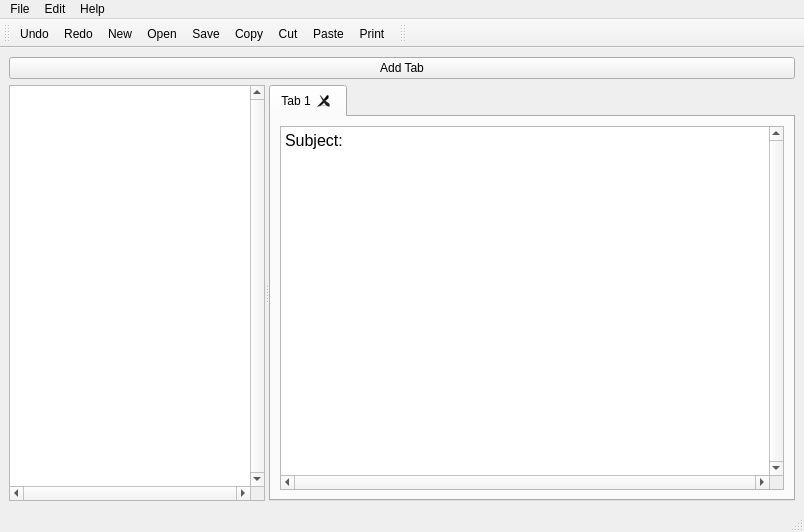
First picture: the form in Notebook.ui, repository Ahmed-Al-Balochi/Notebook, before the edit.
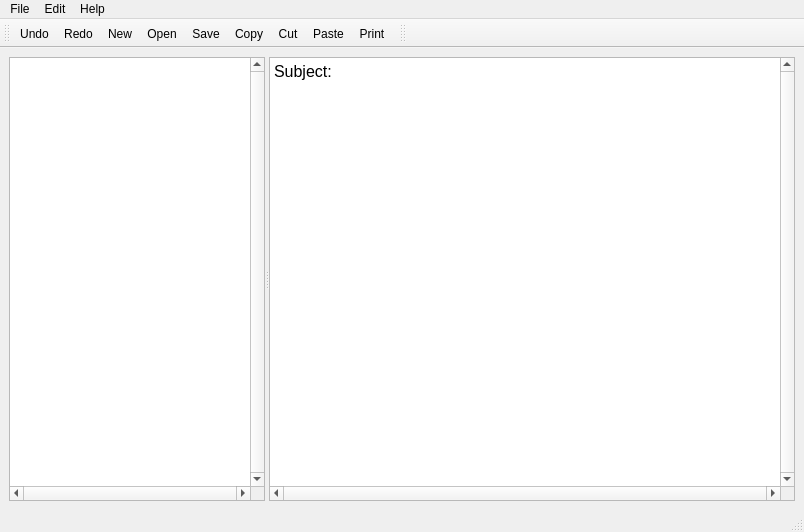
Second picture: the form after the edit. Icons and pictures are not drawn.

What changed in the file:
```diff
--- a/Notebook.ui
+++ b/Notebook.ui
@@ -22,13 +22,6 @@
   </property>
   <widget class="QWidget" name="centralwidget">
    <layout class="QVBoxLayout" name="verticalLayout">
-    <item>
-     <widget class="QPushButton" name="pushButton">
-      <property name="text">
-       <string>Add Tab</string>
-      </property>
-     </widget>
-    </item>
     <item>
      <widget class="QSplitter" name="splitter">
       <property name="orientation">
@@ -51,31 +44,6 @@
         <enum>QAbstractScrollArea::AdjustIgnored</enum>
        </property>
       </widget>
-      <widget class="QTabWidget" name="tabWidget">
-       <property name="sizePolicy">
-        <sizepolicy hsizetype="Expanding" vsizetype="Expanding">
-         <horstretch>50</horstretch>
-         <verstretch>0</verstretch>
-        </sizepolicy>
-       </property>
-       <property name="currentIndex">
-        <number>0</number>
-       </property>
-       <property name="tabsClosable">
-        <bool>true</bool>
-       </property>
-       <property name="movable">
-        <bool>true</bool>
-       </property>
-       <property name="tabBarAutoHide">
-        <bool>false</bool>
-       </property>
-       <widget class="QWidget" name="tab">
-        <attribute name="title">
-         <string>Tab 1</string>
-        </attribute>
-        <layout class="QHBoxLayout" name="horizontalLayout">
-         <item>
           <widget class="QTextEdit" name="textEdit">
            <property name="sizePolicy">
             <sizepolicy hsizetype="Expanding" vsizetype="Expanding">
@@ -105,10 +73,6 @@
 &lt;p style=&quot;-qt-paragraph-type:empty; margin-top:0px; margin-bottom:0px; margin-left:0px; margin-right:0px; -qt-block-indent:0; text-indent:0px;&quot;&gt;&lt;br /&gt;&lt;/p&gt;&lt;/body&gt;&lt;/html&gt;</string>
            </property>
           </widget>
-         </item>
-        </layout>
-       </widget>
-      </widget>
      </widget>
     </item>
    </layout>
```
Left out of the diff: 22 changed lines with no effect on the pictures. Lines whose indentation alone changed are shown as unchanged.
